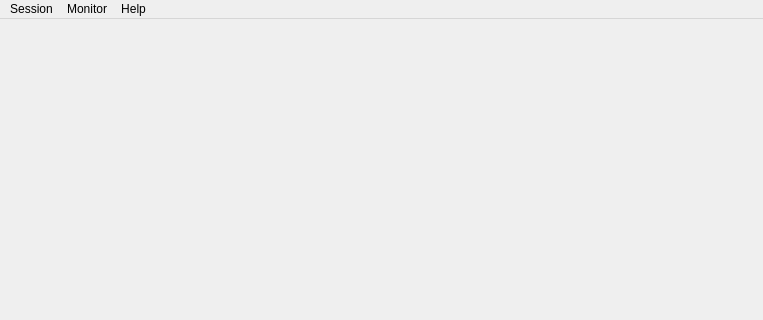
First picture: the form in ui/pockemul.ui, repository TheProjecter/pockemul, before the edit; both pictures show x 0 to 763 and y 0 to 320 of the 763 by 720 pixel window.
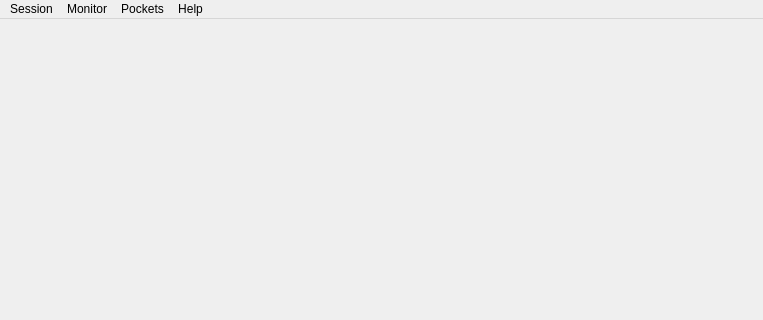
Second picture: the form after the edit. Icons and pictures are not drawn.

Diff of the .ui file:
```diff
--- a/ui/pockemul.ui
+++ b/ui/pockemul.ui
@@ -41,15 +41,15 @@
      <height>21</height>
     </rect>
    </property>
-   <widget class="QMenu" name="menuMonitor_2" >
-    <property name="title" >
+   <widget class="QMenu" name="menuMonitor_2">
+    <property name="title">
      <string>Monitor</string>
     </property>
     <addaction name="actionLog_Messages" />
     <addaction name="actionAnalogic_Port" />
    </widget>
-   <widget class="QMenu" name="menuRoot" >
-    <property name="title" >
+   <widget class="QMenu" name="menuRoot">
+    <property name="title">
      <string>Session</string>
     </property>
     <addaction name="actionNew" />
@@ -61,17 +61,25 @@
     <addaction name="separator" />
     <addaction name="actionSkin_Editor" />
    </widget>
-   <widget class="QMenu" name="menuHelp" >
-    <property name="title" >
+   <widget class="QMenu" name="menuHelp">
+    <property name="title">
      <string>Help</string>
     </property>
     <addaction name="actionAbout_PockEmul" />
     <addaction name="separator" />
     <addaction name="actionCheck_for_Updates" />
    </widget>
-   <addaction name="menuRoot" />
-   <addaction name="menuMonitor_2" />
-   <addaction name="menuHelp" />
+   <widget class="QMenu" name="menuPockets">
+    <property name="title">
+     <string>Pockets</string>
+    </property>
+    <addaction name="actionMinimize_All"/>
+    <addaction name="separator"/>
+   </widget>
+   <addaction name="menuRoot"/>
+   <addaction name="menuMonitor_2"/>
+   <addaction name="menuPockets"/>
+   <addaction name="menuHelp"/>
   </widget>
   <widget class="QStatusBar" name="statusbar" />
   <action name="actionAbout_PockEmul" >
@@ -252,7 +260,7 @@
    </property>
   </action>
  </widget>
- <layoutdefault spacing="0" margin="0" />
+ <layoutdefault spacing="0" margin="0"/>
  <resources/>
  <connections>
   <connection>
```
Left out of the diff: 221 changed lines with no effect on the pictures.
